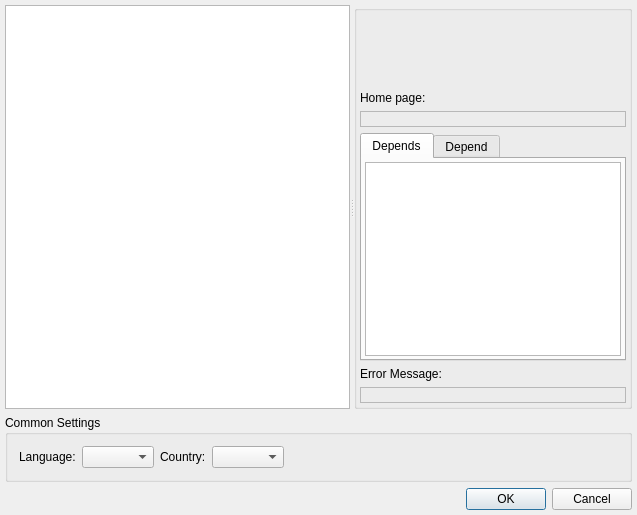
The window that src/loader/setuppluginsdialog.ui (vacuum-im/vacuum-im) describes before a commit, drawn with Qt 5.
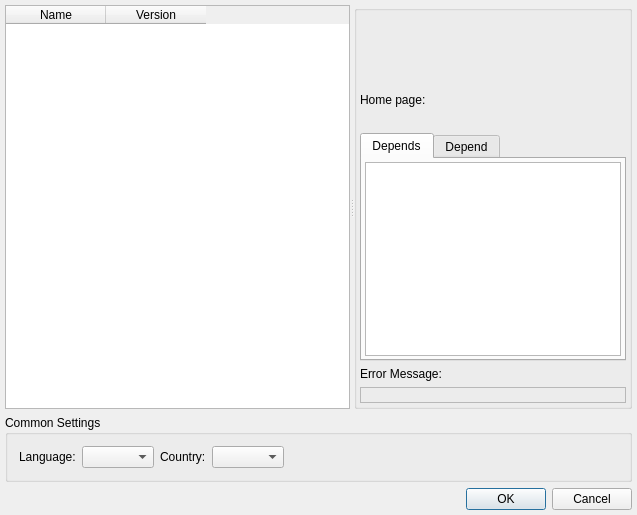
The same window after the commit.

Commit message:
Исправления диалога настройки плагинов
Изменена политика горизонтального размера
Инициализация QTableView перенесена в .ui файл
Убран перенос строк в списке зависимостей
Убрана рамка вокруг ссылки на страницу плагина

```diff
--- a/src/loader/setuppluginsdialog.ui
+++ b/src/loader/setuppluginsdialog.ui
@@ -33,7 +33,7 @@
      </property>
      <widget class="QTableWidget" name="twtPlugins">
       <property name="sizePolicy">
-       <sizepolicy hsizetype="Expanding" vsizetype="Expanding">
+       <sizepolicy hsizetype="MinimumExpanding" vsizetype="MinimumExpanding">
         <horstretch>1</horstretch>
         <verstretch>0</verstretch>
        </sizepolicy>
@@ -53,6 +53,19 @@
       <attribute name="horizontalHeaderHighlightSections">
        <bool>false</bool>
       </attribute>
+      <attribute name="verticalHeaderVisible">
+       <bool>false</bool>
+      </attribute>
+      <column>
+       <property name="text">
+        <string>Name</string>
+       </property>
+      </column>
+      <column>
+       <property name="text">
+        <string>Version</string>
+       </property>
+      </column>
      </widget>
      <widget class="QGroupBox" name="grbProperties">
       <property name="sizePolicy">
@@ -115,12 +128,6 @@
        </item>
        <item>
         <widget class="QLabel" name="lblHomePage">
-         <property name="frameShape">
-          <enum>QFrame::StyledPanel</enum>
-         </property>
-         <property name="frameShadow">
-          <enum>QFrame::Sunken</enum>
-         </property>
          <property name="textFormat">
           <enum>Qt::RichText</enum>
          </property>
```
Left out of the diff: 10 changed lines with no effect on the pictures. The commit also changes 1 other file.
